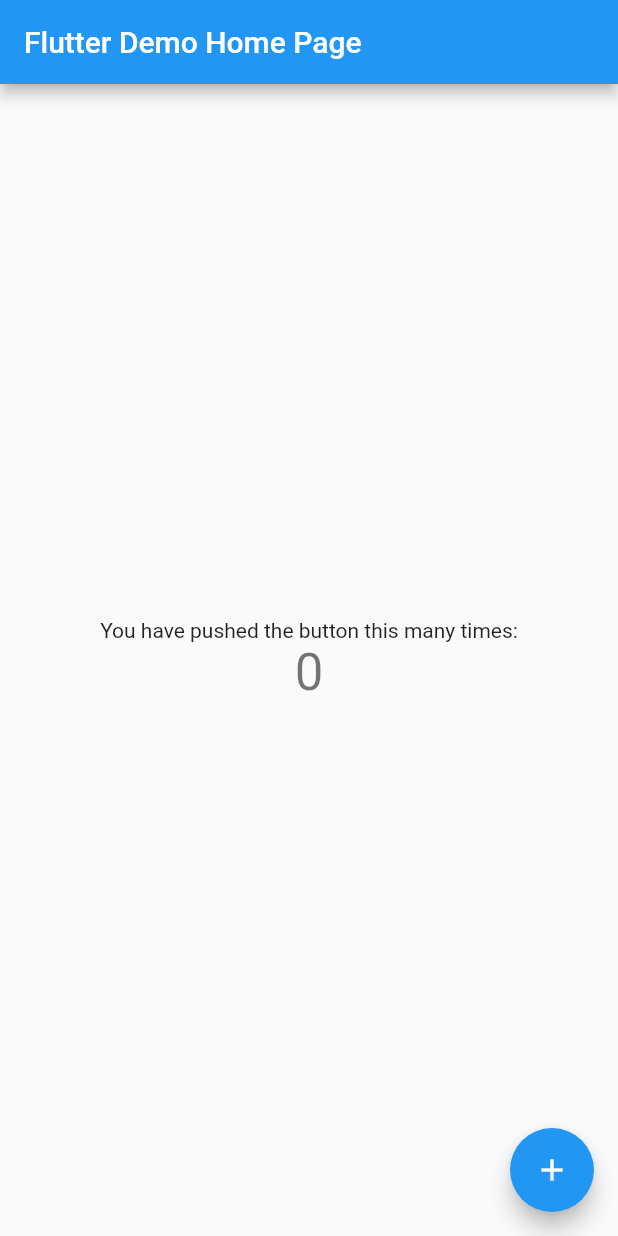
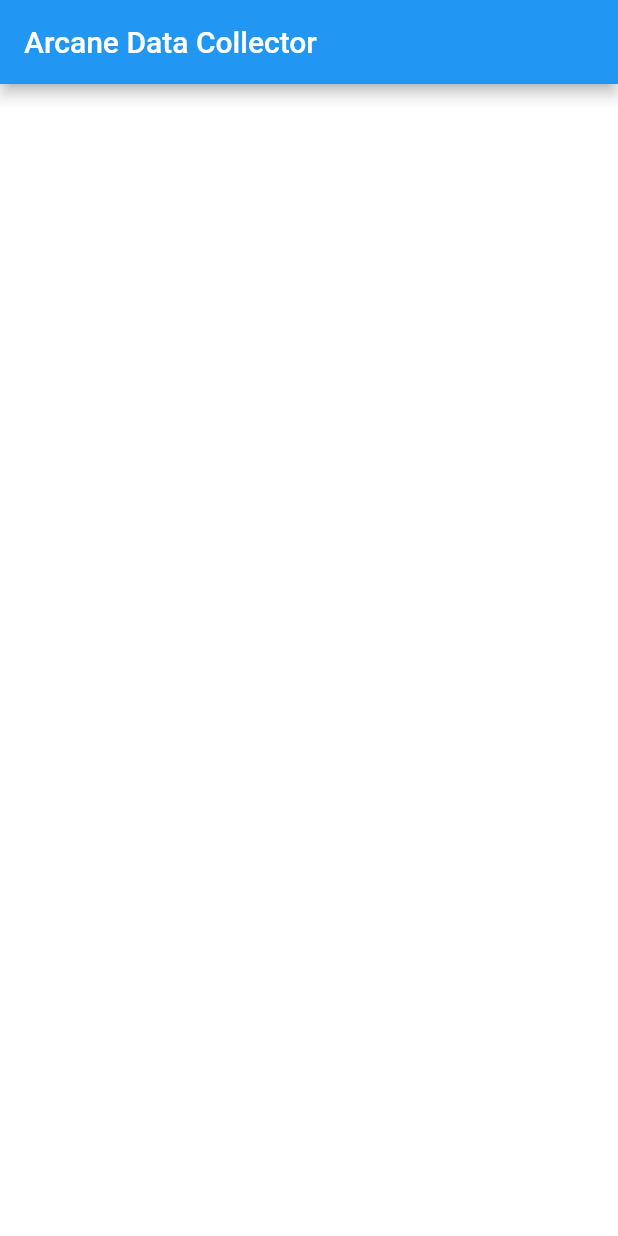
Before and after one commit to Aqeel-Zeid/IRD-Arcane-DC, a Flutter app: the screen it shows after launch, on a phone screen of 412 x 824 dp. Run offline on Flutter 3.47's test engine with Material 2 defaults, Android fonts, the phone set to English and light mode, and no system bars.

Commit message:
Cleaned main.dart

```diff
--- a/ird_arcanedc/lib/main.dart
+++ b/ird_arcanedc/lib/main.dart
@@ -1,117 +1,24 @@
 import 'package:flutter/material.dart';
 
 void main() {
-  runApp(MyApp());
+  runApp(
+    ArcaneHome(),
+  );
 }
 
-class MyApp extends StatelessWidget {
-  // This widget is the root of your application.
+class ArcaneHome extends StatelessWidget {
   @override
   Widget build(BuildContext context) {
     return MaterialApp(
-      title: 'Flutter Demo',
-      theme: ThemeData(
-        // This is the theme of your application.
-        //
-        // Try running your application with "flutter run". You'll see the
-        // application has a blue toolbar. Then, without quitting the app, try
-        // changing the primarySwatch below to Colors.green and then invoke
-        // "hot reload" (press "r" in the console where you ran "flutter run",
-        // or simply save your changes to "hot reload" in a Flutter IDE).
-        // Notice that the counter didn't reset back to zero; the application
-        // is not restarted.
-        primarySwatch: Colors.blue,
-        // This makes the visual density adapt to the platform that you run
-        // the app on. For desktop platforms, the controls will be smaller and
-        // closer together (more dense) than on mobile platforms.
-        visualDensity: VisualDensity.adaptivePlatformDensity,
+      home: Scaffold(
+        appBar: AppBar(
+          title: Text("Arcane Data Collector"),
+          backgroundColor: Colors.blue,
+        ),
+        body: Container(
+          color: Colors.white,
+        ),
       ),
-      home: MyHomePage(title: 'Flutter Demo Home Page'),
     );
   }
 }
-
-class MyHomePage extends StatefulWidget {
-  MyHomePage({Key key, this.title}) : super(key: key);
-
-  // This widget is the home page of your application. It is stateful, meaning
-  // that it has a State object (defined below) that contains fields that affect
-  // how it looks.
-
-  // This class is the configuration for the state. It holds the values (in this
-  // case the title) provided by the parent (in this case the App widget) and
-  // used by the build method of the State. Fields in a Widget subclass are
-  // always marked "final".
-
-  final String title;
-
-  @override
-  _MyHomePageState createState() => _MyHomePageState();
-}
-
-class _MyHomePageState extends State<MyHomePage> {
-  int _counter = 0;
-
-  void _incrementCounter() {
-    setState(() {
-      // This call to setState tells the Flutter framework that something has
-      // changed in this State, which causes it to rerun the build method below
-      // so that the display can reflect the updated values. If we changed
-      // _counter without calling setState(), then the build method would not be
-      // called again, and so nothing would appear to happen.
-      _counter++;
-    });
-  }
-
-  @override
-  Widget build(BuildContext context) {
-    // This method is rerun every time setState is called, for instance as done
-    // by the _incrementCounter method above.
-    //
-    // The Flutter framework has been optimized to make rerunning build methods
-    // fast, so that you can just rebuild anything that needs updating rather
-    // than having to individually change instances of widgets.
-    return Scaffold(
-      appBar: AppBar(
-        // Here we take the value from the MyHomePage object that was created by
-        // the App.build method, and use it to set our appbar title.
-        title: Text(widget.title),
-      ),
-      body: Center(
-        // Center is a layout widget. It takes a single child and positions it
-        // in the middle of the parent.
-        child: Column(
-          // Column is also a layout widget. It takes a list of children and
-          // arranges them vertically. By default, it sizes itself to fit its
-          // children horizontally, and tries to be as tall as its parent.
-          //
-          // Invoke "debug painting" (press "p" in the console, choose the
-          // "Toggle Debug Paint" action from the Flutter Inspector in Android
-          // Studio, or the "Toggle Debug Paint" command in Visual Studio Code)
-          // to see the wireframe for each widget.
-          //
-          // Column has various properties to control how it sizes itself and
-          // how it positions its children. Here we use mainAxisAlignment to
-          // center the children vertically; the main axis here is the vertical
-          // axis because Columns are vertical (the cross axis would be
-          // horizontal).
-          mainAxisAlignment: MainAxisAlignment.center,
-          children: <Widget>[
-            Text(
-              'You have pushed the button this many times:',
-            ),
-            Text(
-              '$_counter',
-              style: Theme.of(context).textTheme.headline4,
-            ),
-          ],
-        ),
-      ),
-      floatingActionButton: FloatingActionButton(
-        onPressed: _incrementCounter,
-        tooltip: 'Increment',
-        child: Icon(Icons.add),
-      ), // This trailing comma makes auto-formatting nicer for build methods.
-    );
-  }
-}
```
